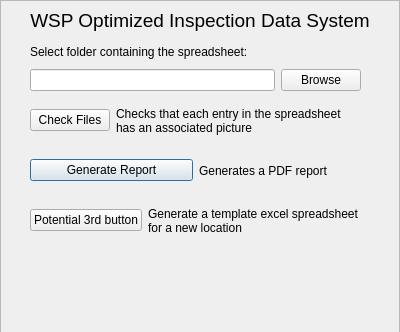
Qt form WOIDS.ui (temccarthy/WOIDS-Sound) before a commit.
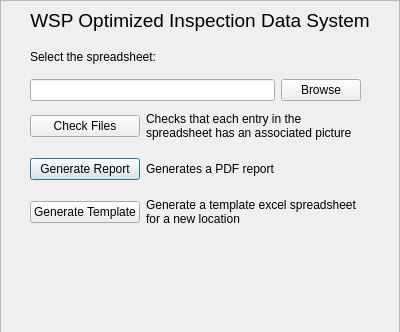
The same form after that commit. Icons and pictures are not drawn.

Commit message: loads spreadsheet properly

Diff of the .ui file:
```diff
--- a/WOIDS.ui
+++ b/WOIDS.ui
@@ -62,16 +62,30 @@
        <x>30</x>
        <y>40</y>
        <width>331</width>
-       <height>51</height>
+       <height>61</height>
       </rect>
      </property>
      <layout class="QVBoxLayout" name="verticalLayout">
       <item>
-       <widget class="QLabel" name="select_label">
-        <property name="text">
-         <string>Select folder containing the spreadsheet:</string>
-        </property>
-       </widget>
+       <layout class="QHBoxLayout" name="horizontalLayout_2">
+        <item>
+         <widget class="QLabel" name="select_label">
+          <property name="text">
+           <string>Select the spreadsheet:</string>
+          </property>
+         </widget>
+        </item>
+        <item>
+         <widget class="QLabel" name="label_6">
+          <property name="text">
+           <string>&lt;html&gt;&lt;head/&gt;&lt;body&gt;&lt;p&gt;&lt;br/&gt;&lt;/p&gt;&lt;/body&gt;&lt;/html&gt;</string>
+          </property>
+          <property name="textFormat">
+           <enum>Qt::AutoText</enum>
+          </property>
+         </widget>
+        </item>
+       </layout>
       </item>
       <item>
        <layout class="QHBoxLayout" name="horizontalLayout">
@@ -89,76 +103,6 @@
       </item>
      </layout>
     </widget>
-    <widget class="QWidget" name="horizontalLayoutWidget_2">
-     <property name="geometry">
-      <rect>
-       <x>30</x>
-       <y>100</y>
-       <width>331</width>
-       <height>41</height>
-      </rect>
-     </property>
-     <layout class="QHBoxLayout" name="horizontalLayout_2">
-      <item>
-       <widget class="QPushButton" name="check_button">
-        <property name="text">
-         <string>Check Files</string>
-        </property>
-       </widget>
-      </item>
-      <item>
-       <widget class="QLabel" name="label_2">
-        <property name="text">
-         <string>Checks that each entry in the spreadsheet has an associated picture</string>
-        </property>
-        <property name="wordWrap">
-         <bool>true</bool>
-        </property>
-       </widget>
-      </item>
-     </layout>
-    </widget>
-    <widget class="QWidget" name="horizontalLayoutWidget_3">
-     <property name="geometry">
-      <rect>
-       <x>30</x>
-       <y>150</y>
-       <width>331</width>
-       <height>41</height>
-      </rect>
-     </property>
-     <layout class="QHBoxLayout" name="horizontalLayout_3">
-      <item>
-       <widget class="QPushButton" name="generate_button">
-        <property name="sizePolicy">
-         <sizepolicy hsizetype="Minimum" vsizetype="Fixed">
-          <horstretch>0</horstretch>
-          <verstretch>0</verstretch>
-         </sizepolicy>
-        </property>
-        <property name="text">
-         <string>Generate Report</string>
-        </property>
-        <property name="default">
-         <bool>true</bool>
-        </property>
-        <property name="flat">
-         <bool>false</bool>
-        </property>
-       </widget>
-      </item>
-      <item>
-       <widget class="QLabel" name="label_3">
-        <property name="text">
-         <string>Generates a PDF report</string>
-        </property>
-        <property name="wordWrap">
-         <bool>true</bool>
-        </property>
-       </widget>
-      </item>
-     </layout>
-    </widget>
     <widget class="QLabel" name="label_4">
      <property name="geometry">
       <rect>
@@ -182,13 +126,32 @@
      <property name="geometry">
       <rect>
        <x>30</x>
-       <y>200</y>
+       <y>100</y>
        <width>331</width>
-       <height>41</height>
+       <height>141</height>
       </rect>
      </property>
-     <layout class="QHBoxLayout" name="horizontalLayout_4">
-      <item>
+     <layout class="QGridLayout" name="gridLayout">
+      <item row="1" column="0">
+       <widget class="QPushButton" name="generate_button">
+        <property name="sizePolicy">
+         <sizepolicy hsizetype="Minimum" vsizetype="Fixed">
+          <horstretch>0</horstretch>
+          <verstretch>0</verstretch>
+         </sizepolicy>
+        </property>
+        <property name="text">
+         <string>Generate Report</string>
+        </property>
+        <property name="default">
+         <bool>true</bool>
+        </property>
+        <property name="flat">
+         <bool>false</bool>
+        </property>
+       </widget>
+      </item>
+      <item row="2" column="0">
        <widget class="QPushButton" name="template_button">
         <property name="sizePolicy">
          <sizepolicy hsizetype="Minimum" vsizetype="Fixed">
@@ -197,7 +160,7 @@
          </sizepolicy>
         </property>
         <property name="text">
-         <string>Potential 3rd button</string>
+         <string>Generate Template</string>
         </property>
         <property name="default">
          <bool>false</bool>
@@ -207,7 +170,34 @@
         </property>
        </widget>
       </item>
-      <item>
+      <item row="0" column="0">
+       <widget class="QPushButton" name="check_button">
+        <property name="text">
+         <string>Check Files</string>
+        </property>
+       </widget>
+      </item>
+      <item row="0" column="1">
+       <widget class="QLabel" name="label_2">
+        <property name="text">
+         <string>Checks that each entry in the spreadsheet has an associated picture</string>
+        </property>
+        <property name="wordWrap">
+         <bool>true</bool>
+        </property>
+       </widget>
+      </item>
+      <item row="1" column="1">
+       <widget class="QLabel" name="label_3">
+        <property name="text">
+         <string>Generates a PDF report</string>
+        </property>
+        <property name="wordWrap">
+         <bool>true</bool>
+        </property>
+       </widget>
+      </item>
+      <item row="2" column="1">
        <widget class="QLabel" name="label_5">
         <property name="text">
          <string>Generate a template excel spreadsheet for a new location</string>
```
Left out of the diff: 2 changed lines with no effect on the pictures. The commit also changes 4 other files.
